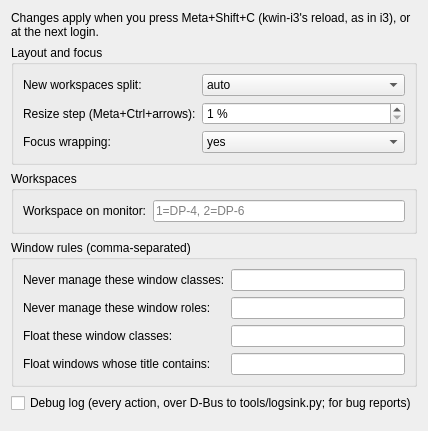
Old version of the form package/contents/ui/config.ui in the repository grandpaul2/kwin-i3.
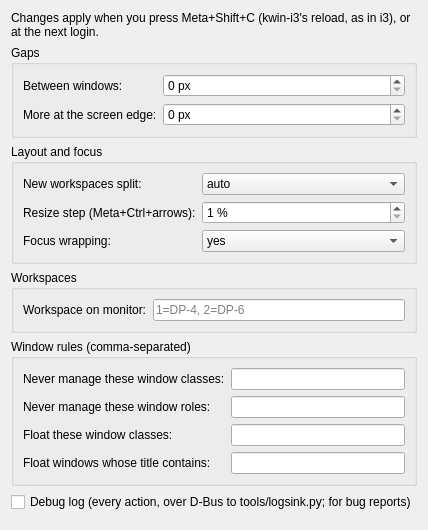
New version of the form.

Commit message: Settings step (d): gaps, i3's gaps inner and outer (docs/spec-settings.md; not live)

```diff
--- a/package/contents/ui/config.ui
+++ b/package/contents/ui/config.ui
@@ -15,6 +15,55 @@
      </property>
     </widget>
    </item>
+   <item>
+    <widget class="QGroupBox" name="gapsGroup">
+     <property name="title">
+      <string>Gaps</string>
+     </property>
+     <layout class="QFormLayout" name="gapsLayout">
+      <item row="0" column="0">
+       <widget class="QLabel" name="gapsInnerLabel">
+        <property name="text">
+         <string>Between windows:</string>
+        </property>
+       </widget>
+      </item>
+      <item row="0" column="1">
+       <widget class="QSpinBox" name="kcfg_gapsInner">
+        <property name="suffix">
+         <string> px</string>
+        </property>
+        <property name="maximum">
+         <number>100</number>
+        </property>
+        <property name="toolTip">
+         <string>i3's gaps inner: the space between two tiled windows.</string>
+        </property>
+       </widget>
+      </item>
+      <item row="1" column="0">
+       <widget class="QLabel" name="gapsOuterLabel">
+        <property name="text">
+         <string>More at the screen edge:</string>
+        </property>
+       </widget>
+      </item>
+      <item row="1" column="1">
+       <widget class="QSpinBox" name="kcfg_gapsOuter">
+        <property name="suffix">
+         <string> px</string>
+        </property>
+        <property name="maximum">
+         <number>200</number>
+        </property>
+        <property name="toolTip">
+         <string>i3's gaps outer: added to the inner gap at the screen's edge (the edge gap is inner + outer).</string>
+        </property>
+       </widget>
+      </item>
+     </layout>
+    </widget>
+   </item>
    <item>
     <widget class="QGroupBox" name="layoutGroup">
      <property name="title">
```
The commit also changes 9 other files.
